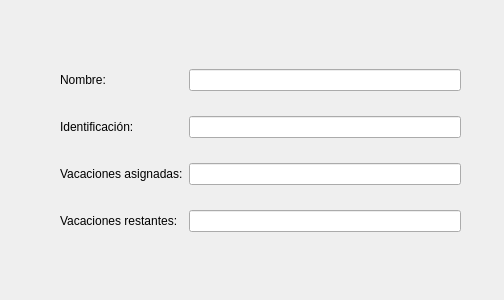
Old version of the form Interfaz/vacation_consult.ui in the repository Los-Pollitos/PI-Redes-Sistemas-Operativos.
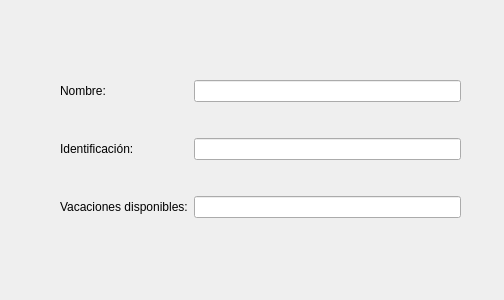
New version of the form.

Commit message: Vacation consult configurado para pedir a intermediario

Patch:
```diff
--- a/Interfaz/vacation_consult.ui
+++ b/Interfaz/vacation_consult.ui
@@ -13,7 +13,7 @@
   <property name="windowTitle">
    <string>Dialog</string>
   </property>
-  <widget class="QWidget" name="">
+  <widget class="QWidget" name="layoutWidget">
    <property name="geometry">
     <rect>
      <x>60</x>
@@ -43,26 +43,16 @@
     <item row="1" column="1">
      <widget class="QLineEdit" name="id"/>
     </item>
-    <item row="2" column="0">
-     <widget class="QLabel" name="vacations_label">
-      <property name="text">
-       <string>Vacaciones asignadas:</string>
-      </property>
-     </widget>
-    </item>
     <item row="2" column="1">
-     <widget class="QLineEdit" name="vacations"/>
-    </item>
-    <item row="3" column="0">
-     <widget class="QLabel" name="available_vacations_label">
-      <property name="text">
-       <string>Vacaciones restantes:</string>
-      </property>
-     </widget>
-    </item>
-    <item row="3" column="1">
      <widget class="QLineEdit" name="available_vacations"/>
     </item>
+    <item row="2" column="0">
+     <widget class="QLabel" name="available_vacations_label">
+      <property name="text">
+       <string>Vacaciones disponibles:</string>
+      </property>
+     </widget>
+    </item>
    </layout>
   </widget>
  </widget>
```
Left out of the diff: 14 changed lines with no effect on the pictures. The commit also changes 2 other files.
